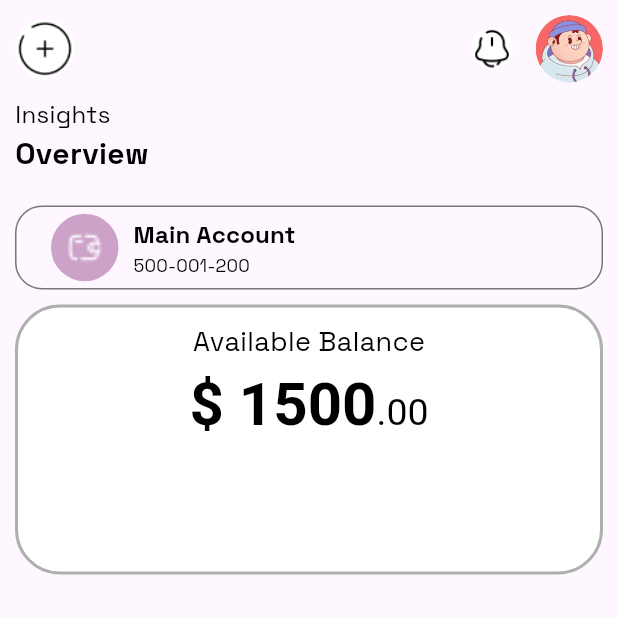
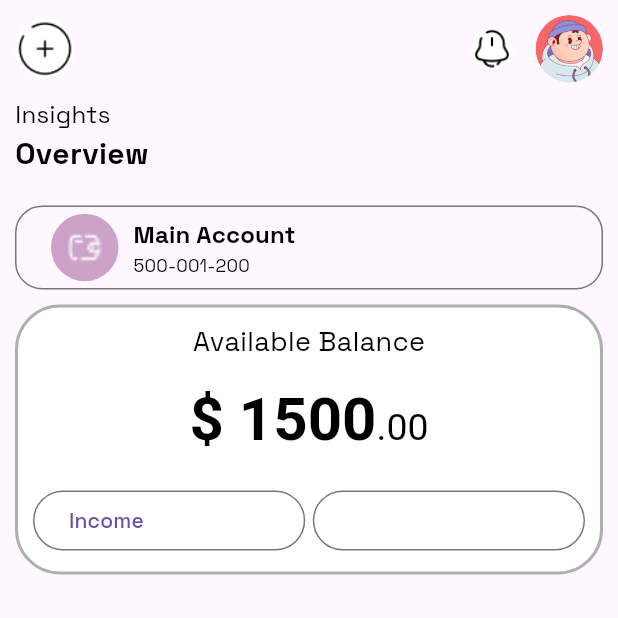
Before and after one commit to kaomeyly/mini-app-flutter, a Flutter app: the HomeScreenView screen opened by its route, on a phone screen of 412 x 824 dp, the top half of it. Run offline on Flutter 3.47's test engine with Material 3 defaults, Android fonts, the phone set to English and light mode, and no system bars; our stand-ins replace get, google_fonts.

Commit message:
update login screenn

```diff
--- a/lib/screens/homescreen/home_screen/home_screen_view.dart
+++ b/lib/screens/homescreen/home_screen/home_screen_view.dart
@@ -188,7 +188,7 @@ class HomeScreenView extends GetView<HomeScreenController> {
                     fontWeight: FontWeight.normal,
                   ),
                 ),
-                SizedBox(height: 5),
+                SizedBox(height: 15),
                 RichText(
                   text: TextSpan(
                     children: [
@@ -211,6 +211,24 @@ class HomeScreenView extends GetView<HomeScreenController> {
                     ],
                   ),
                 ),
+                SizedBox(height: 20),
+                Row(
+                  children: [
+                    Expanded(
+                      flex: 2,
+                      child: OutlinedButton(
+                        onPressed: () {},
+                        child: Row(children: [Text("Income")]),
+                      ),
+                    ),
+                    SizedBox(width: 5),
+                    Expanded(
+                      flex: 2,
+                      child: OutlinedButton(onPressed: () {}, child: Text("")),
+                    ),
+                  ],
+                ),
+                // SizedBox(height: 10),
               ],
             ),
           ),
--- a/lib/screens/onborading_screen/onborading_screen/onborading_screen_view.dart
+++ b/lib/screens/onborading_screen/onborading_screen/onborading_screen_view.dart
@@ -111,6 +111,7 @@ class OnboradingScreenView extends GetView<OnboradingScreenController> {
 
   Widget _buildFooter2() {
     return Column(
+
       children: [
         Container(
           width: double.infinity,
```
